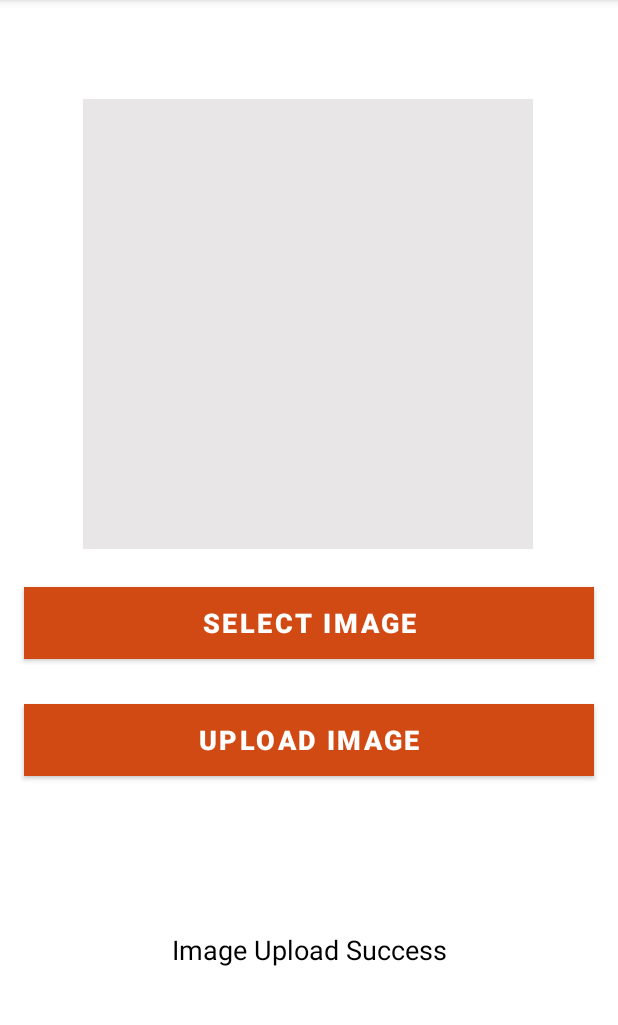
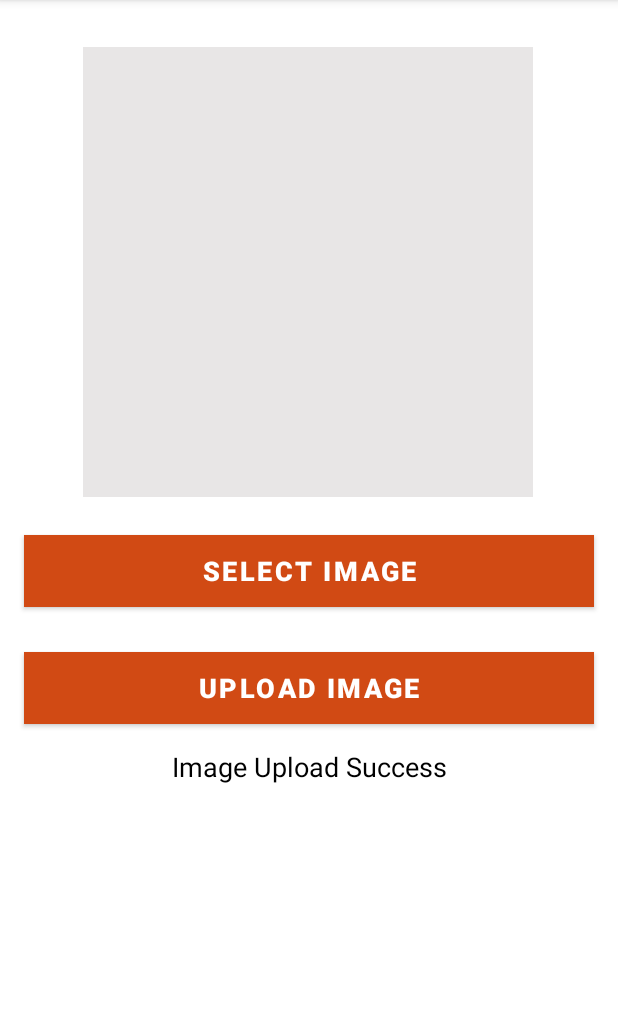
Before and after one commit to Yugalkumar619/Firebase-Auth-Demo, an Android app: the screen it shows after launch (MainPageActivity), on a phone screen of 412 x 824 dp, the part 84-1109 px from its top. Run offline under Robolectric (Android 15) with nearby library versions, the phone set to English and light mode, and no system bars; our stand-ins replace Firebase (no records; nobody signed in at launch, a user with empty details on screens opened directly).

Commit message:
Photo uploaded to firebase storage

```diff
--- a/app/build.gradle
+++ b/app/build.gradle
@@ -50,4 +50,6 @@ dependencies {
 
     implementation 'com.google.firebase:firebase-analytics-ktx'
     implementation 'com.google.android.material:material:1.3.0'
+
+    implementation 'com.google.firebase:firebase-storage-ktx'
 }
--- a/app/src/main/res/layout/activity_main_page.xml
+++ b/app/src/main/res/layout/activity_main_page.xml
@@ -5,6 +5,14 @@
     android:layout_width="match_parent"
     android:layout_height="match_parent"
     tools:context=".MainPageActivity">
+
+  <ScrollView
+      android:layout_width="match_parent"
+      android:layout_height="match_parent">
+
+    <androidx.constraintlayout.widget.ConstraintLayout
+        android:layout_width="match_parent"
+        android:layout_height="wrap_content">
 
   <ImageView
       android:id="@+id/image_view"
@@ -56,16 +64,17 @@
         />
 
     <TextView
+        android:id="@+id/tv_image_upload_success"
         android:layout_width="wrap_content"
         android:layout_height="wrap_content"
         android:layout_margin="16dp"
-        app:layout_constraintBottom_toBottomOf="parent"
+        app:layout_constraintTop_toBottomOf="@id/btn_upload_image"
         app:layout_constraintLeft_toLeftOf="parent"
         app:layout_constraintRight_toRightOf="parent"
-        app:layout_constraintTop_toTopOf="parent"
-        app:layout_constraintVertical_bias="0.85"
         android:textSize="18sp"
         android:textColor="@color/black"
         android:text="Image Upload Success"/>
+    </androidx.constraintlayout.widget.ConstraintLayout>
+</ScrollView>
 
 </androidx.constraintlayout.widget.ConstraintLayout>
```
Also changed, not shown: app/src/main/java/com/yugal/firebaseauthdemo/MainPageActivity.kt (+32 -0 lines).
